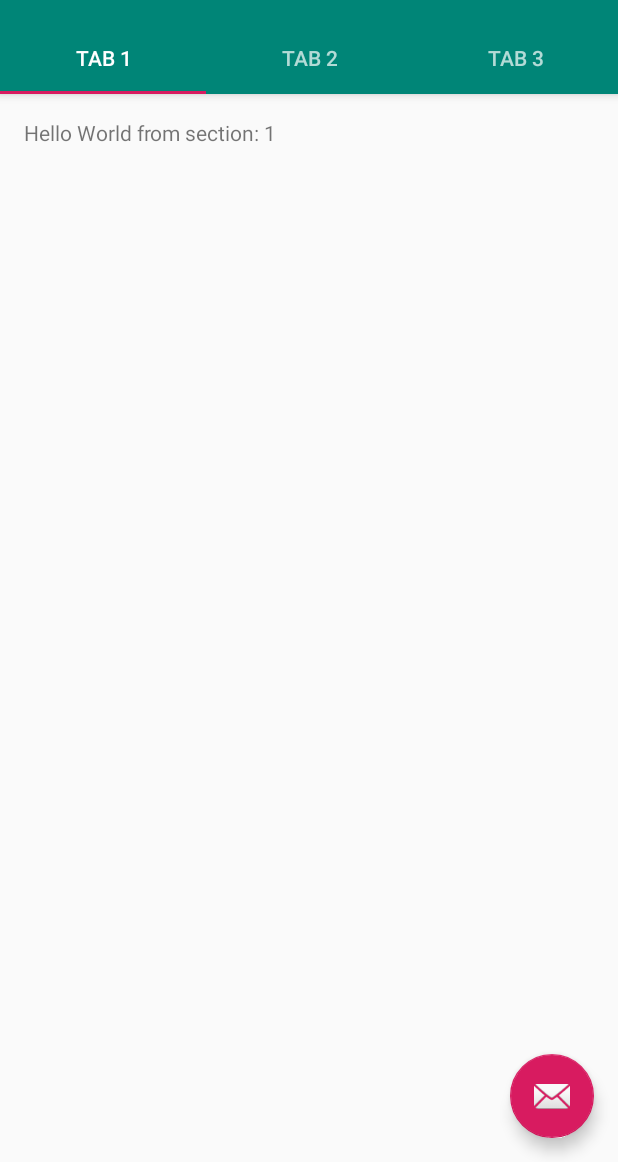
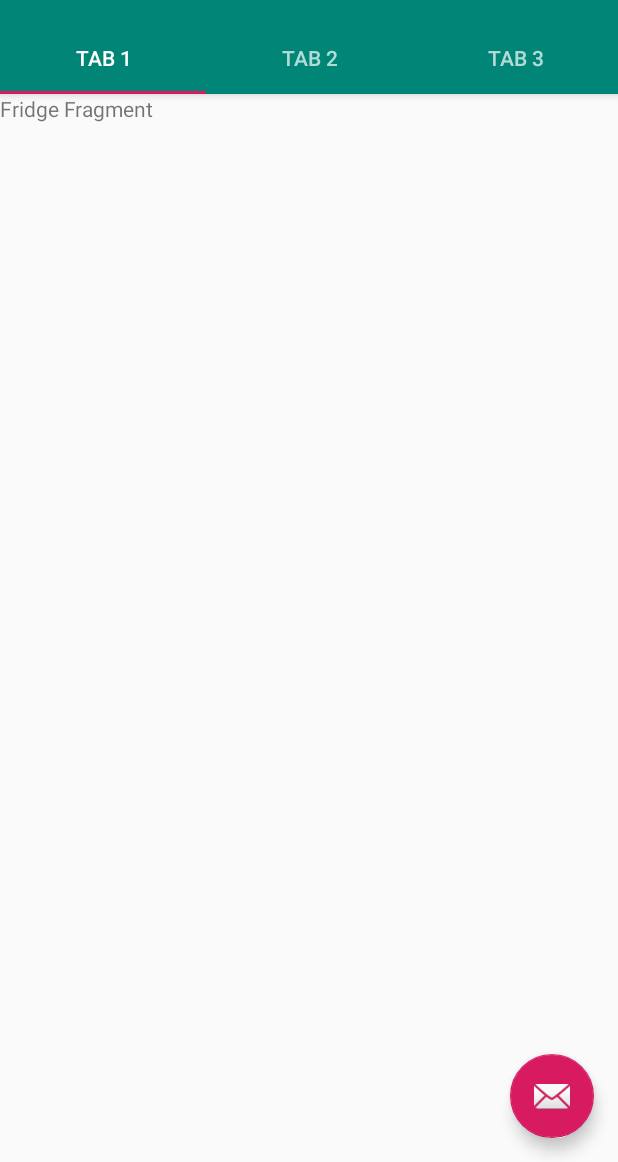
Before and after one commit to amailk/fridge-pal-android, an Android app: the MainActivity screen opened directly, with no data from a screen before it, on a phone screen of 412 x 824 dp, the part 74-1236 px from its top. Run offline under Robolectric (Android 15) with nearby library versions, the phone set to English and light mode, and no system bars.

Commit message:
Create FridgeFragment and ViewModel for MainActivity

```diff
--- a/app/build.gradle
+++ b/app/build.gradle
@@ -23,6 +23,8 @@ dependencies {
     implementation 'com.android.support:appcompat-v7:28.0.0'
     implementation 'com.android.support.constraint:constraint-layout:1.1.3'
     implementation 'com.android.support:design:28.0.0'
+    implementation 'com.android.support:support-v4:28.0.0'
+    implementation 'android.arch.lifecycle:extensions:1.1.1'
     testImplementation 'junit:junit:4.12'
     androidTestImplementation 'com.android.support.test:runner:1.0.2'
     androidTestImplementation 'com.android.support.test.espresso:espresso-core:3.0.2'
--- /dev/null
+++ b/app/src/main/java/cp317/wlu/ca/fridgepal/FridgeFragment.java
@@ -0,0 +1,33 @@
+package cp317.wlu.ca.fridgepal;
+
+import android.arch.lifecycle.ViewModelProviders;
+import android.os.Bundle;
+import android.support.annotation.NonNull;
+import android.support.annotation.Nullable;
+import android.support.v4.app.Fragment;
+import android.view.LayoutInflater;
+import android.view.View;
+import android.view.ViewGroup;
+
+public class FridgeFragment extends Fragment {
+
+    private FridgeViewModel mViewModel;
+
+    public static FridgeFragment newInstance() {
+        return new FridgeFragment();
+    }
+
+    @Override
+    public View onCreateView(@NonNull LayoutInflater inflater, @Nullable ViewGroup container,
+                             @Nullable Bundle savedInstanceState) {
+        return inflater.inflate(R.layout.fridge_fragment, container, false);
+    }
+
+    @Override
+    public void onActivityCreated(@Nullable Bundle savedInstanceState) {
+        super.onActivityCreated(savedInstanceState);
+        mViewModel = ViewModelProviders.of(this).get(FridgeViewModel.class);
+        // TODO: Use the ViewModel
+    }
+
+}
--- /dev/null
+++ b/app/src/main/java/cp317/wlu/ca/fridgepal/FridgeViewModel.java
@@ -0,0 +1,7 @@
+package cp317.wlu.ca.fridgepal;
+
+import android.arch.lifecycle.ViewModel;
+
+public class FridgeViewModel extends ViewModel {
+    // TODO: Implement the ViewModel
+}
--- a/app/src/main/java/cp317/wlu/ca/fridgepal/MainActivity.java
+++ b/app/src/main/java/cp317/wlu/ca/fridgepal/MainActivity.java
@@ -137,9 +137,13 @@ public class MainActivity extends AppCompatActivity {
 
         @Override
         public Fragment getItem(int position) {
-            // getItem is called to instantiate the fragment for the given page.
-            // Return a PlaceholderFragment (defined as a static inner class below).
-            return PlaceholderFragment.newInstance(position + 1);
+
+            switch (position) {
+                case 0:
+                    return FridgeFragment.newInstance();
+                default:
+                    return PlaceholderFragment.newInstance(position + 1);
+            }
         }
 
         @Override
--- /dev/null
+++ b/app/src/main/res/layout/fridge_fragment.xml
@@ -0,0 +1,13 @@
+<?xml version="1.0" encoding="utf-8"?>
+<FrameLayout xmlns:android="http://schemas.android.com/apk/res/android"
+    xmlns:tools="http://schemas.android.com/tools"
+    android:layout_width="match_parent"
+    android:layout_height="match_parent"
+    tools:context=".FridgeFragment">
+
+    <TextView
+        android:layout_width="match_parent"
+        android:layout_height="match_parent"
+        android:text="Fridge Fragment" />
+
+</FrameLayout>
```
